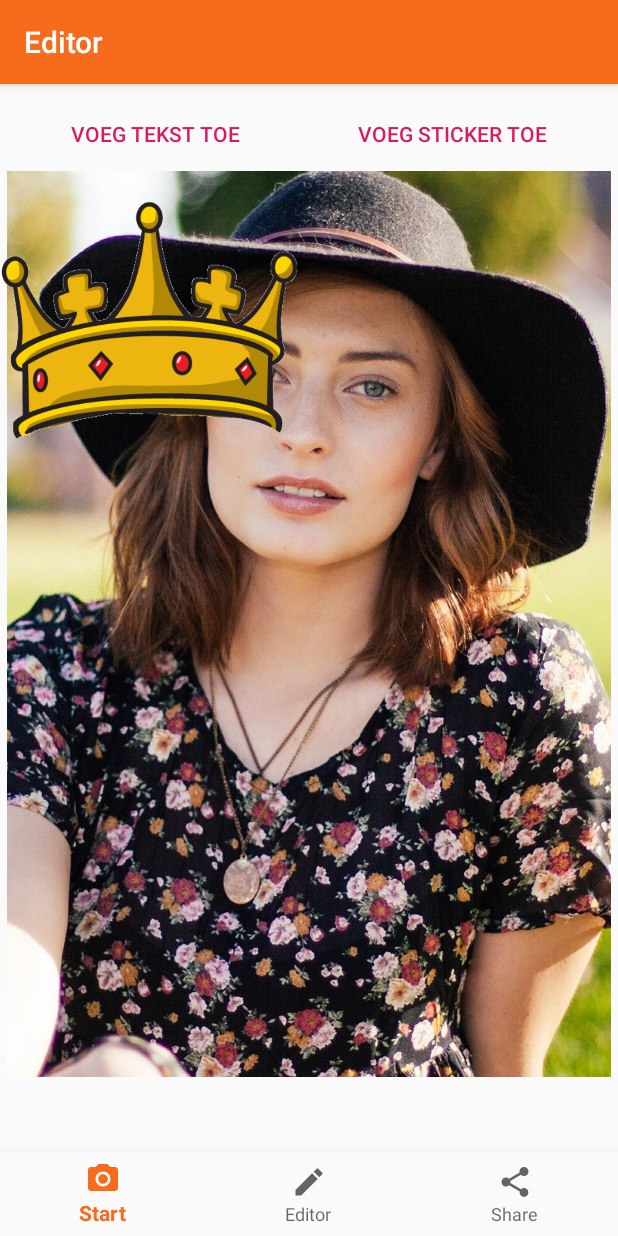
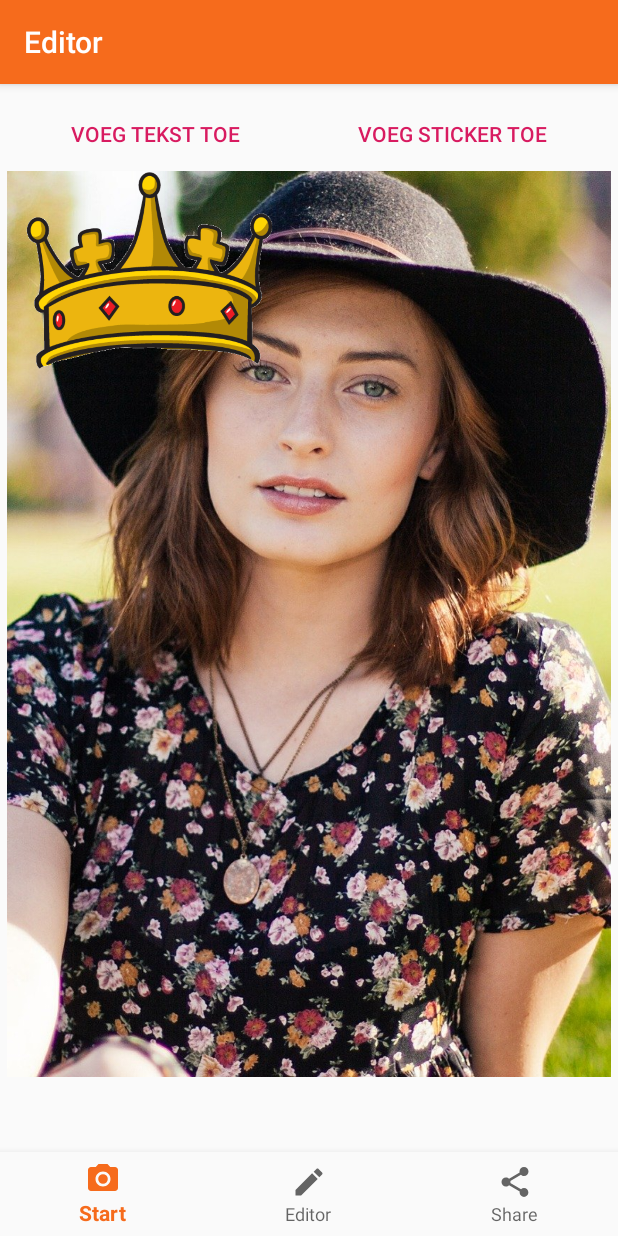
Before and after one commit to Robert-Jan/novi-sdpr1, an Android app: the EditorFragment screen opened through its navigation route, after a tap on "VOEG STICKER TOE", on a phone screen of 412 x 824 dp. Run offline under Robolectric (Android 15) with nearby library versions, the phone set to English and light mode, and no system bars; our stand-ins replace navigation-ui.

Commit message:
Implemented the zoom slider

```diff
--- a/app/src/main/java/me/robertjan/sdpr1/controllers/EditorFragment.java
+++ b/app/src/main/java/me/robertjan/sdpr1/controllers/EditorFragment.java
@@ -34,6 +34,8 @@ public class EditorFragment extends Fragment implements View.OnClickListener, Vi
 
     private LinearLayout controls;
 
+    private SeekBar zoom;
+
     private int _xDelta, _yDelta;
 
     public View onCreateView(@NonNull LayoutInflater inflater, ViewGroup container, Bundle savedInstanceState) {
@@ -46,8 +48,8 @@ public class EditorFragment extends Fragment implements View.OnClickListener, Vi
         this.controls = view.findViewById(R.id.controls);
         this.controls.setVisibility(View.INVISIBLE);
 
-        SeekBar seekBar = view.findViewById(R.id.zoom);
-        seekBar.setOnSeekBarChangeListener(seekBarChangeListener);
+        this.zoom = view.findViewById(R.id.zoom);
+        this.zoom.setOnSeekBarChangeListener(seekBarChangeListener);
 
         ImageButton deleteButton = view.findViewById(R.id.delete);
         deleteButton.setOnClickListener(this);
@@ -86,7 +88,7 @@ public class EditorFragment extends Fragment implements View.OnClickListener, Vi
         view.setOnTouchListener(this);
         view.setOnClickListener(this);
 
-        RelativeLayout.LayoutParams params = new RelativeLayout.LayoutParams(sticker.width, sticker.height);
+        RelativeLayout.LayoutParams params = new RelativeLayout.LayoutParams(sticker.getWidth(), sticker.getHeight());
         params.leftMargin = sticker.locationX;
         params.topMargin = sticker.locationY;
 
@@ -100,6 +102,7 @@ public class EditorFragment extends Fragment implements View.OnClickListener, Vi
 
         ImageView view = this.canvas.findViewById(sticker.id);
         view.setImageResource(sticker.getSticker());
+        this.setDimensions();
     }
 
     private void removePlacable() {
@@ -110,12 +113,22 @@ public class EditorFragment extends Fragment implements View.OnClickListener, Vi
 
     private void placableSelected(View view) {
         this.selected = this.photo.getPlacableById(view.getId());
+        this.zoom.setProgress(this.selected.zoom);
         this.controls.setVisibility(View.VISIBLE);
     }
 
     private void placableDeselected() {
         this.selected = null;
         this.controls.setVisibility(View.INVISIBLE);
+    }
+
+    private void setDimensions() {
+        ImageView view = this.canvas.findViewById(selected.id);
+        RelativeLayout.LayoutParams params = (RelativeLayout.LayoutParams) view.getLayoutParams();
+        params.width = selected.getWidth();
+        params.height = selected.getHeight();
+
+        view.setLayoutParams(params);
     }
 
     public void onClick(View view) {
@@ -177,7 +190,8 @@ public class EditorFragment extends Fragment implements View.OnClickListener, Vi
     private SeekBar.OnSeekBarChangeListener seekBarChangeListener = new SeekBar.OnSeekBarChangeListener() {
         @Override
         public void onProgressChanged(SeekBar seekBar, int progress, boolean fromUser) {
-
+            selected.setZoom(progress);
+            setDimensions();
         }
 
         @Override public void onStartTrackingTouch(SeekBar seekBar) {}
--- a/app/src/main/java/me/robertjan/sdpr1/models/Placable.java
+++ b/app/src/main/java/me/robertjan/sdpr1/models/Placable.java
@@ -6,16 +6,28 @@ public abstract class Placable {
 
     public Integer zoom = 100;
 
-    public Integer width = 300;
+    protected Integer width;
 
-    public Integer height = 300;
+    protected Integer height;
 
     public Integer locationX = 0;
 
     public Integer locationY = 0;
 
+    Placable(Integer id) {
+        this.id = id;
+    }
+
+    public Integer getWidth() {
+        return (this.width / 100) * this.zoom;
+    }
+
+    public Integer getHeight() {
+        return (this.height / 100) * this.zoom;
+    }
+
     public void setZoom(Integer zoom) {
-        this.zoom = zoom;
+        this.zoom = zoom >= 50 ? zoom : 50;
     }
 
     public void setLocation(Integer x, Integer y) {
--- a/app/src/main/java/me/robertjan/sdpr1/models/Sticker.java
+++ b/app/src/main/java/me/robertjan/sdpr1/models/Sticker.java
@@ -9,32 +9,30 @@ public class Sticker extends Placable {
     private Drawable currentDrawable;
 
     private enum Drawable {
-        SUNGLASS    (R.drawable.sunglass),
-        CROWN       (R.drawable.crown),
-        STAR        (R.drawable.star),
-        HAIR        (R.drawable.hair),
-        HAT         (R.drawable.hat);
+        SUNGLASS    (R.drawable.sunglass, 300, 150),
+        CROWN       (R.drawable.crown, 300, 240),
+        STAR        (R.drawable.star, 300, 290),
+        HAIR        (R.drawable.hair, 300, 275),
+        HAT         (R.drawable.hat, 300, 160);
 
-        private final int id;
+        public final int id;
+        public final int width;
+        public final int height;
 
-        private static Drawable[] values = values();
-
-        Drawable(int id) {
+        Drawable(int id, int width, int height) {
             this.id = id;
-        }
-
-        public int getResource() {
-            return this.id;
+            this.width = width;
+            this.height = height;
         }
     }
 
     public Sticker(Integer id) {
-        this.id = id;
+        super(id);
         this.randomSticker();
     }
 
     public int getSticker() {
-        return this.currentDrawable.getResource();
+        return this.currentDrawable.id;
     }
 
     public void nextSticker() {
@@ -44,11 +42,19 @@ public class Sticker extends Placable {
         nextIndex %= drawables.length;
 
         this.currentDrawable = drawables[nextIndex];
+        this.setDimensions();
     }
 
     private void randomSticker() {
         Drawable[] drawables = Drawable.values();
         int index = (new Random()).nextInt(drawables.length);
+
         this.currentDrawable = drawables[index];
+        this.setDimensions();
+    }
+
+    private void setDimensions() {
+        this.width = this.currentDrawable.width;
+        this.height = this.currentDrawable.height;
     }
 }
--- a/app/src/main/java/me/robertjan/sdpr1/models/Text.java
+++ b/app/src/main/java/me/robertjan/sdpr1/models/Text.java
@@ -3,6 +3,10 @@ package me.robertjan.sdpr1.models;
 public class Text extends Placable {
 
     public String value;
+
+    public Text(Integer id) {
+        super(id);
+    }
 
     public void setValue(String name) {
 
--- a/app/src/main/res/layout/fragment_editor.xml
+++ b/app/src/main/res/layout/fragment_editor.xml
@@ -80,8 +80,8 @@
             android:id="@+id/zoom"
             android:layout_width="200dp"
             android:layout_height="50dp"
-            android:max="100"
-            android:progress="50" />
+            android:max="250"
+            android:progress="100" />
 
         <ImageButton
             android:id="@+id/next"
```
